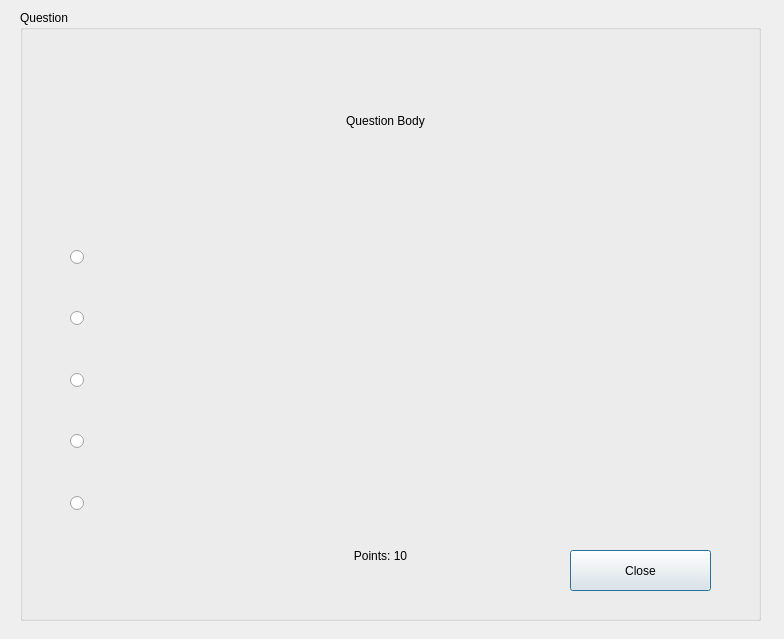
applet199/OOPCourseWorkTwo, file GUI/SingleAnswerQuestionDialog.ui: the form before one commit.
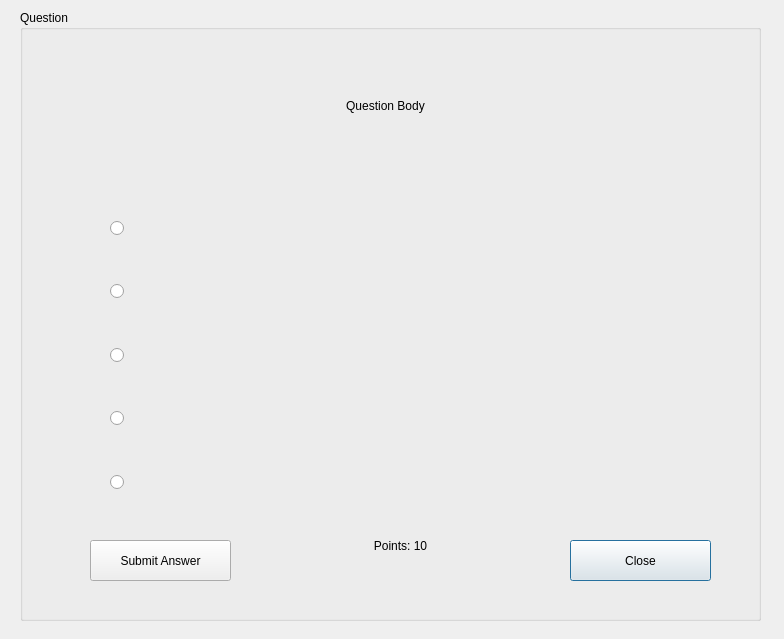
The form after the commit.

Diff of the .ui file:
```diff
--- a/GUI/SingleAnswerQuestionDialog.ui
+++ b/GUI/SingleAnswerQuestionDialog.ui
@@ -31,7 +31,7 @@
       <x>70</x>
       <y>30</y>
       <width>591</width>
-      <height>161</height>
+      <height>131</height>
      </rect>
     </property>
     <property name="text">
@@ -47,8 +47,8 @@
    <widget class="QLabel" name="label_2">
     <property name="geometry">
      <rect>
-      <x>280</x>
-      <y>530</y>
+      <x>300</x>
+      <y>520</y>
       <width>161</width>
       <height>31</height>
      </rect>
@@ -64,7 +64,7 @@
     <property name="geometry">
      <rect>
       <x>550</x>
-      <y>540</y>
+      <y>530</y>
       <width>141</width>
       <height>41</height>
      </rect>
@@ -76,10 +76,10 @@
    <widget class="QWidget" name="layoutWidget">
     <property name="geometry">
      <rect>
-      <x>50</x>
-      <y>220</y>
-      <width>641</width>
-      <height>301</height>
+      <x>90</x>
+      <y>190</y>
+      <width>551</width>
+      <height>311</height>
      </rect>
     </property>
     <layout class="QVBoxLayout" name="verticalLayout">
@@ -220,6 +220,19 @@
      </item>
     </layout>
    </widget>
+   <widget class="QPushButton" name="pushButton_2">
+    <property name="geometry">
+     <rect>
+      <x>70</x>
+      <y>530</y>
+      <width>141</width>
+      <height>41</height>
+     </rect>
+    </property>
+    <property name="text">
+     <string>Submit Answer</string>
+    </property>
+   </widget>
   </widget>
  </widget>
  <resources/>
```
